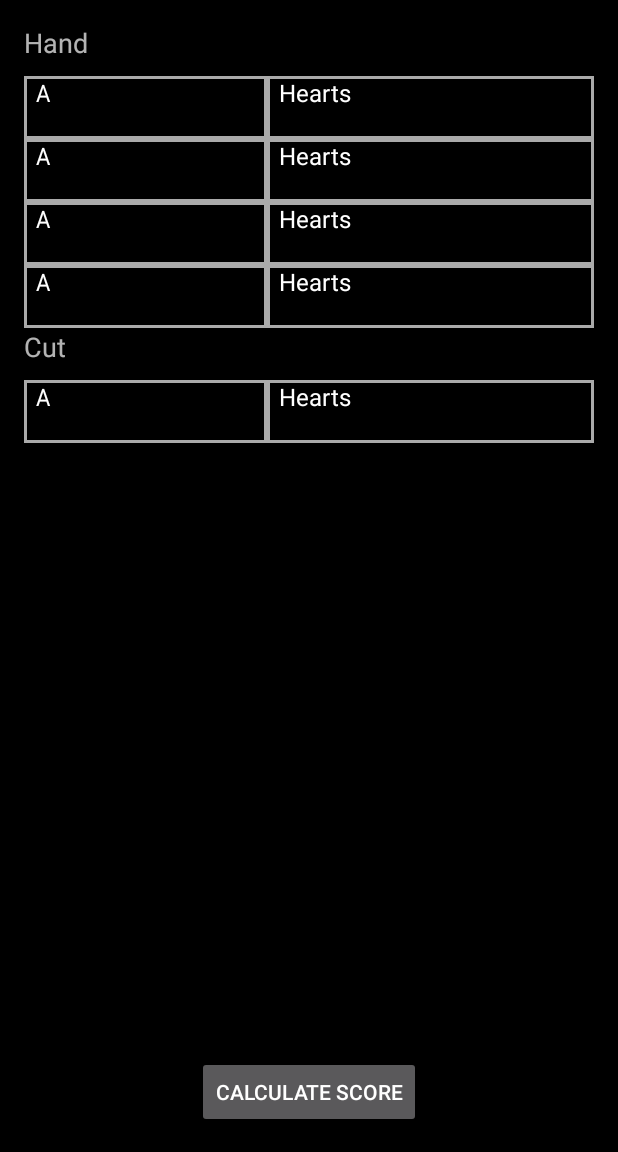
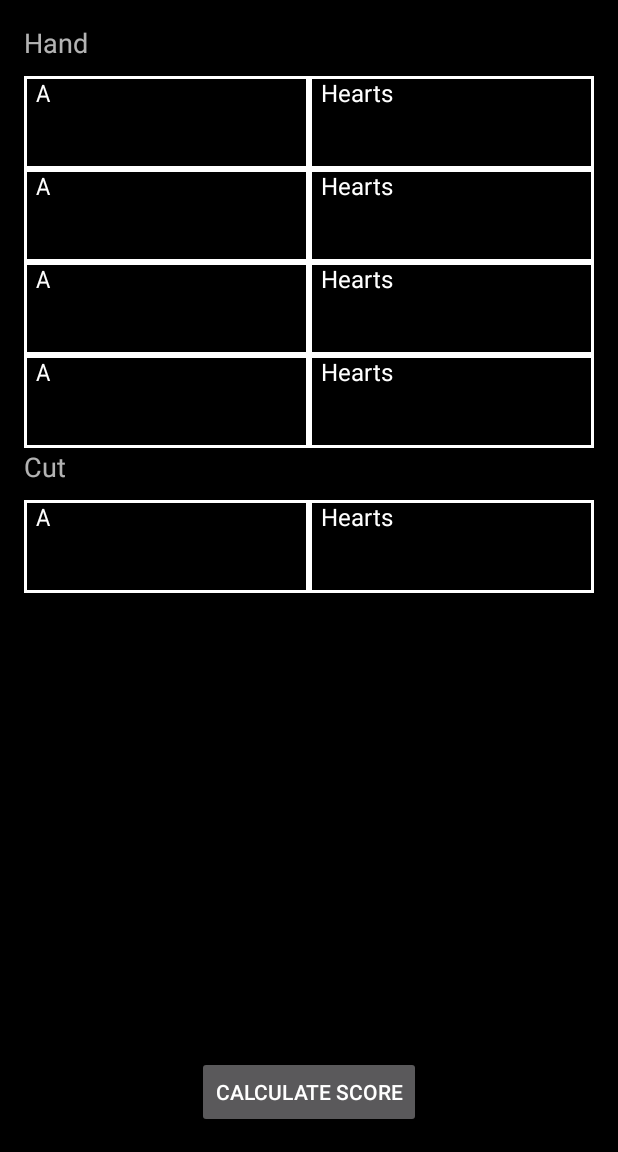
Before and after one commit to swarlesbarkely/Android, an Android app: the screen it shows after launch (MainActivity), on a phone screen of 412 x 824 dp, the part 84-1236 px from its top. Run offline under Robolectric (Android 15) with nearby library versions, the phone set to English and light mode, and no system bars; libraries missing offline, so code that uses them is left out: junit.framework; 2 statements that could not run were skipped.

Commit message:
Changed spinner borders to white Added new icon

```diff
--- a/CribbageCounter/app/src/main/res/drawable/z_spinner_background.xml
+++ b/CribbageCounter/app/src/main/res/drawable/z_spinner_background.xml
@@ -5,5 +5,5 @@
         android:color="@android:color/black" />
     <stroke
         android:width="2dip"
-        android:color="@android:color/darker_gray" />
+        android:color="@android:color/white" />
 </shape>
--- a/CribbageCounter/app/src/main/res/layout/activity_main.xml
+++ b/CribbageCounter/app/src/main/res/layout/activity_main.xml
@@ -37,7 +37,7 @@
             android:layout_gravity="center_horizontal">
 
             <Spinner
-                android:layout_width="wrap_content"
+                android:layout_width="0dip"
                 android:layout_height="wrap_content"
                 android:id="@+id/spinnerValue1"
                 android:layout_weight="1"
@@ -45,11 +45,12 @@
                 android:spinnerMode="dropdown"
                 android:backgroundTintMode="screen"
                 android:theme="@style/AppTheme"
-                android:paddingBottom="20dip"
-                android:background="@drawable/z_spinner_background" />
+                android:paddingBottom="40dip"
+                android:background="@drawable/z_spinner_background"
+                android:layout_gravity="center_vertical" />
 
             <Spinner
-                android:layout_width="wrap_content"
+                android:layout_width="0dip"
                 android:layout_height="wrap_content"
                 android:id="@+id/spinnerSuit1"
                 android:layout_weight="1"
@@ -57,8 +58,9 @@
                 android:spinnerMode="dropdown"
                 android:backgroundTintMode="screen"
                 android:theme="@style/AppTheme"
-                android:paddingBottom="20dip"
-                android:background="@drawable/z_spinner_background" />
+                android:paddingBottom="40dip"
+                android:background="@drawable/z_spinner_background"
+                android:layout_gravity="center_vertical" />
         </LinearLayout>
 
         <LinearLayout
@@ -68,7 +70,7 @@
             android:layout_gravity="center_horizontal">
 
             <Spinner
-                android:layout_width="wrap_content"
+                android:layout_width="0dip"
                 android:layout_height="wrap_content"
                 android:id="@+id/spinnerValue2"
                 android:layout_weight="1"
@@ -76,11 +78,12 @@
                 android:spinnerMode="dropdown"
                 android:backgroundTintMode="screen"
                 android:theme="@style/AppTheme"
-                android:paddingBottom="20dip"
-                android:background="@drawable/z_spinner_background" />
+                android:paddingBottom="40dip"
+                android:background="@drawable/z_spinner_background"
+                android:layout_gravity="center_vertical" />
 
             <Spinner
-                android:layout_width="wrap_content"
+                android:layout_width="0dip"
                 android:layout_height="wrap_content"
                 android:id="@+id/spinnerSuit2"
                 android:layout_weight="1"
@@ -88,8 +91,9 @@
                 android:spinnerMode="dropdown"
                 android:backgroundTintMode="screen"
                 android:theme="@style/AppTheme"
-                android:paddingBottom="20dip"
-                android:background="@drawable/z_spinner_background" />
+                android:paddingBottom="40dip"
+                android:background="@drawable/z_spinner_background"
+                android:layout_gravity="center_vertical" />
         </LinearLayout>
 
         <LinearLayout
@@ -99,7 +103,7 @@
             android:layout_gravity="center_horizontal">
 
             <Spinner
-                android:layout_width="wrap_content"
+                android:layout_width="0dip"
                 android:layout_height="wrap_content"
                 android:id="@+id/spinnerValue3"
                 android:layout_weight="1"
@@ -107,11 +111,12 @@
                 android:spinnerMode="dropdown"
                 android:backgroundTintMode="screen"
                 android:theme="@style/AppTheme"
-                android:paddingBottom="20dip"
-                android:background="@drawable/z_spinner_background" />
+                android:paddingBottom="40dip"
+                android:background="@drawable/z_spinner_background"
+                android:layout_gravity="center_vertical" />
 
             <Spinner
-                android:layout_width="wrap_content"
+                android:layout_width="0dip"
                 android:layout_height="wrap_content"
                 android:id="@+id/spinnerSuit3"
                 android:layout_weight="1"
@@ -119,8 +124,9 @@
                 android:spinnerMode="dropdown"
                 android:backgroundTintMode="screen"
                 android:theme="@style/AppTheme"
-                android:paddingBottom="20dip"
-                android:background="@drawable/z_spinner_background" />
+                android:paddingBottom="40dip"
+                android:background="@drawable/z_spinner_background"
+                android:layout_gravity="center_vertical" />
         </LinearLayout>
 
         <LinearLayout
@@ -130,7 +136,7 @@
             android:layout_gravity="center_horizontal">
 
             <Spinner
-                android:layout_width="wrap_content"
+                android:layout_width="0dip"
                 android:layout_height="wrap_content"
                 android:id="@+id/spinnerValue4"
                 android:layout_weight="1"
@@ -138,11 +144,12 @@
                 android:spinnerMode="dropdown"
                 android:backgroundTintMode="screen"
                 android:theme="@style/AppTheme"
-                android:paddingBottom="20dip"
-                android:background="@drawable/z_spinner_background" />
+                android:paddingBottom="40dip"
+                android:background="@drawable/z_spinner_background"
+                android:layout_gravity="center_vertical" />
 
             <Spinner
-                android:layout_width="wrap_content"
+                android:layout_width="0dip"
                 android:layout_height="wrap_content"
                 android:id="@+id/spinnerSuit4"
                 android:layout_weight="1"
@@ -150,8 +157,9 @@
                 android:spinnerMode="dropdown"
                 android:backgroundTintMode="screen"
                 android:theme="@style/AppTheme"
-                android:paddingBottom="20dip"
-                android:background="@drawable/z_spinner_background" />
+                android:paddingBottom="40dip"
+                android:background="@drawable/z_spinner_background"
+                android:layout_gravity="center_vertical" />
         </LinearLayout>
     </LinearLayout>
 
@@ -175,7 +183,7 @@
         android:id="@+id/linearLayout2">
 
         <Spinner
-            android:layout_width="wrap_content"
+            android:layout_width="0dip"
             android:layout_height="wrap_content"
             android:id="@+id/spinnerValueCut"
             android:layout_weight="1"
@@ -183,11 +191,12 @@
             android:spinnerMode="dropdown"
             android:backgroundTintMode="screen"
             android:theme="@style/AppTheme"
-            android:paddingBottom="20dip"
-            android:background="@drawable/z_spinner_background" />
+            android:paddingBottom="40dip"
+            android:background="@drawable/z_spinner_background"
+            android:layout_gravity="center_vertical" />
 
         <Spinner
-            android:layout_width="wrap_content"
+            android:layout_width="0dip"
             android:layout_height="wrap_content"
             android:id="@+id/spinnerSuitCut"
             android:layout_weight="1"
@@ -195,8 +204,9 @@
             android:spinnerMode="dropdown"
             android:backgroundTintMode="screen"
             android:theme="@style/AppTheme"
-            android:paddingBottom="20dip"
-            android:background="@drawable/z_spinner_background" />
+            android:paddingBottom="40dip"
+            android:background="@drawable/z_spinner_background"
+            android:layout_gravity="center_vertical" />
     </LinearLayout>
 
     <Button
```
Also changed, not shown: CribbageCounter/app/src/main/ic_launcher-web.png (added), CribbageCounter/app/src/main/res/mipmap-hdpi/ic_launcher.png, CribbageCounter/app/src/main/res/mipmap-mdpi/ic_launcher.png, CribbageCounter/app/src/main/res/mipmap-xhdpi/ic_launcher.png, CribbageCounter/app/src/main/res/mipmap-xxhdpi/ic_launcher.png, CribbageCounter/app/src/main/res/mipmap-xxxhdpi/ic_launcher.png, 1 other file.
